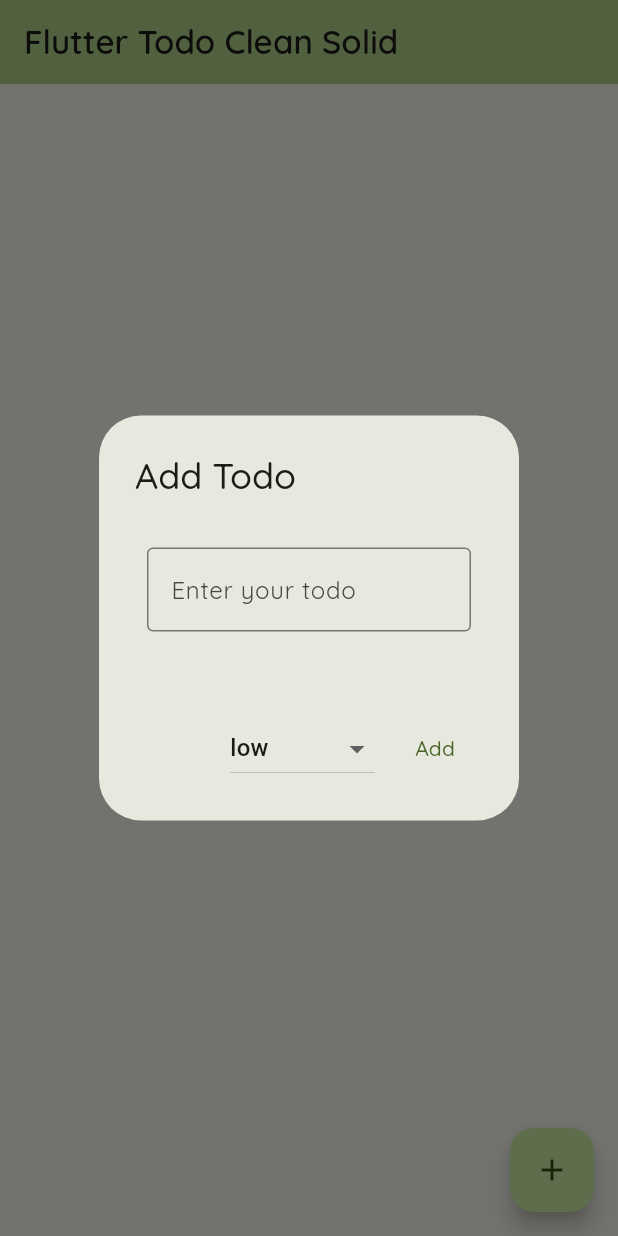
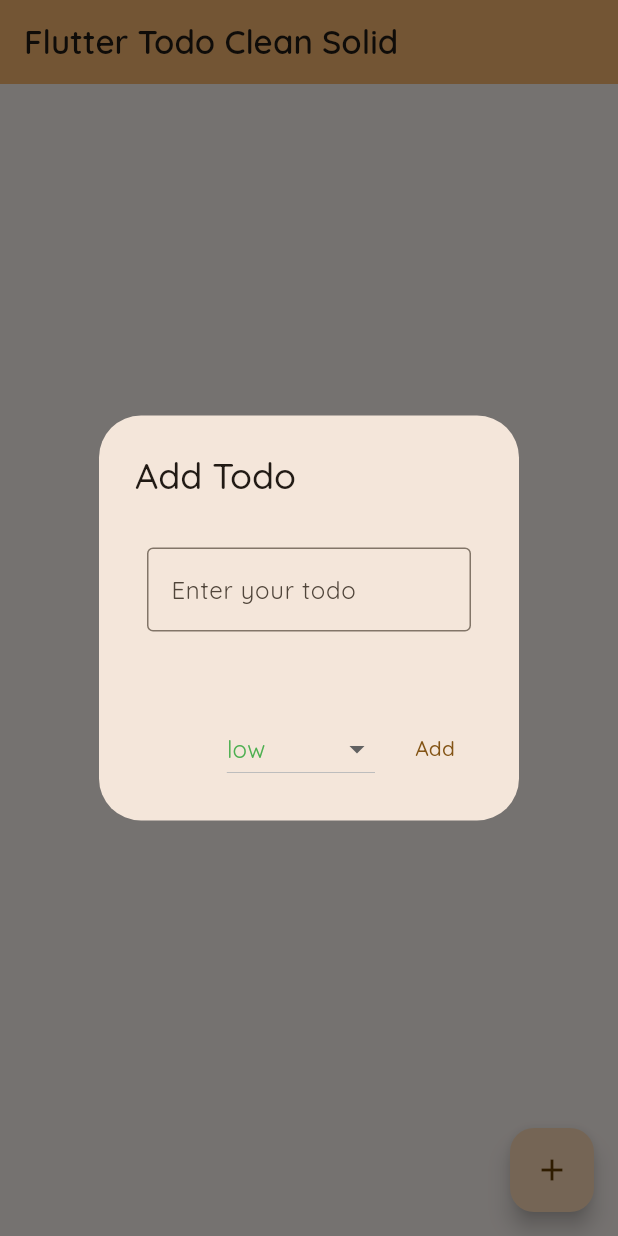
Before and after one commit to whosjorge23/todo_clean_solid, a Flutter app: the screen it shows after launch, after a tap on the "add" icon, on a phone screen of 412 x 824 dp. Run offline on Flutter 3.47's test engine with Material 2 defaults, Android fonts, the phone set to English and light mode, and no system bars; our stand-ins replace bloc, flutter_bloc, freezed_annotation, get_it, go_router, shared_preferences.

Commit message:
add todoPriorityColors to the PriorityDropdown

```diff
--- a/lib/features/cubit/todo_cubit.dart
+++ b/lib/features/cubit/todo_cubit.dart
@@ -65,11 +65,8 @@ class TodoCubit extends Cubit<TodoState> {
       TodoPriority.high: Colors.orange,
       TodoPriority.maximum: Colors.red,
     };
-
-
     // Get the color based on the priority of the Todo
     return priorityColors[todo.priority] ?? Colors.grey;
   }
 
-
 }
--- a/lib/main.dart
+++ b/lib/main.dart
@@ -18,7 +18,7 @@ class MyApp extends StatelessWidget {
     return MaterialApp.router(
       title: 'Flutter Demo',
       theme: ThemeData(
-        colorScheme: ColorScheme.fromSeed(seedColor: Colors.lightGreenAccent),
+        colorScheme: ColorScheme.fromSeed(seedColor: Colors.orangeAccent),
         useMaterial3: true,
       ),
       routerConfig: GoRouter(
--- a/lib/widgets/priority_dropdown.dart
+++ b/lib/widgets/priority_dropdown.dart
@@ -1,4 +1,5 @@
 import 'package:flutter/material.dart';
+import 'package:todo_clean_solid/extension/text_style.dart';
 import 'package:todo_clean_solid/features/cubit/todo_cubit.dart';
 
 class PriorityDropdown extends StatefulWidget {
@@ -12,6 +13,7 @@ class PriorityDropdown extends StatefulWidget {
 
 class _PriorityDropdownState extends State<PriorityDropdown> {
   TodoPriority? _selectedPriority = TodoPriority.low;
+  final myTextStyle = const TextStyle();
 
   @override
   Widget build(BuildContext context) {
@@ -26,9 +28,31 @@ class _PriorityDropdownState extends State<PriorityDropdown> {
       items: TodoPriority.values.map((TodoPriority priority) {
         return DropdownMenuItem<TodoPriority?>(
           value: priority,
-          child: Text(priority.toString().split('.').last),
+          child: Text(
+            priority.toString().split('.').last,
+            style: myTextStyle.getQuicksandRegular().copyWith(color: getColorTodoPriority(priority)),
+          ),
         );
       }).toList(),
     );
   }
+
+  Color getColorTodoPriority(TodoPriority todoPriority) {
+    Color todoPriorityColor = Colors.grey;
+    switch (todoPriority) {
+      case TodoPriority.low:
+        todoPriorityColor = Colors.green;
+        break;
+      case TodoPriority.medium:
+        todoPriorityColor = Colors.amber;
+        break;
+      case TodoPriority.high:
+        todoPriorityColor = Colors.orange;
+        break;
+      case TodoPriority.maximum:
+        todoPriorityColor = Colors.red;
+        break;
+    }
+    return todoPriorityColor;
+  }
 }
```
